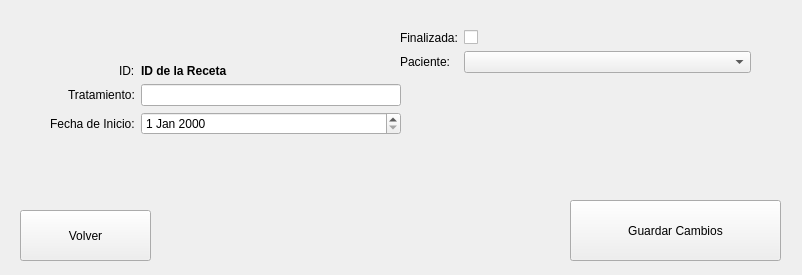
This is ui/recetas_editar.ui in Damapa03/Veterinaria as Qt 5 draws it before an edit. The edited form follows.
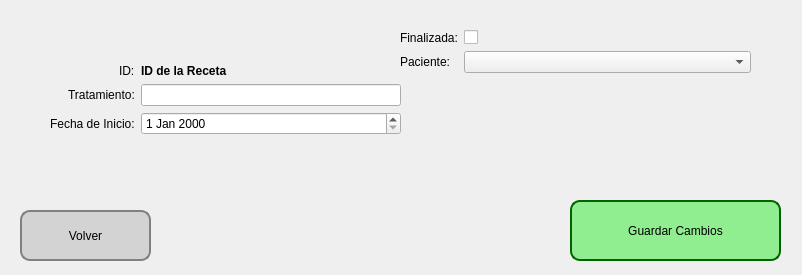
This is the edited form.

The edit to the form file:
```diff
--- a/ui/recetas_editar.ui
+++ b/ui/recetas_editar.ui
@@ -83,6 +83,23 @@
       <height>51</height>
      </rect>
     </property>
+    <property name="styleSheet">
+     <string notr="true">QPushButton {
+    background-color: lightgray;
+    color: black;
+    border: 2px solid gray;
+    border-radius: 10px;
+    padding: 5px;
+}
+
+QPushButton:hover {
+    background-color: silver;
+}
+
+QPushButton:pressed {
+    background-color: darkgray;
+}</string>
+    </property>
     <property name="text">
      <string>Volver</string>
     </property>
@@ -96,6 +113,23 @@
       <height>61</height>
      </rect>
     </property>
+    <property name="styleSheet">
+     <string notr="true">QPushButton {
+    background-color: lightgreen;
+    color: Black;
+    border: 2px solid #006400;
+    border-radius: 10px;
+    padding: 5px;
+}
+
+QPushButton:hover {
+    background-color: #00b300;
+}
+
+QPushButton:pressed {
+    background-color: #004d00;
+}</string>
+    </property>
     <property name="text">
      <string>Guardar Cambios</string>
     </property>
```
